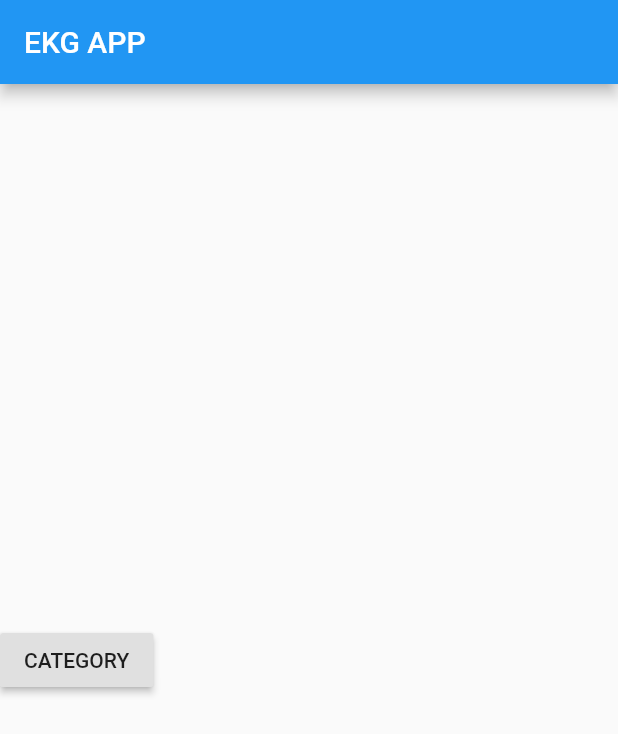
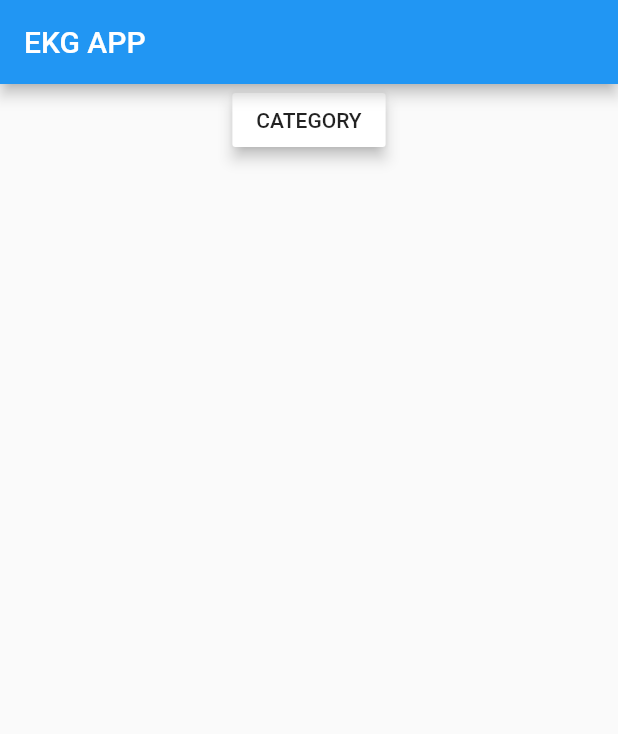
Before and after one commit to madb88/ekg_app_flutter, a Flutter app: the screen it shows after launch, on a phone screen of 412 x 824 dp. Shown: the top 734 px of the screen. Run offline on Flutter 3.47's test engine with Material 2 defaults, Android fonts, the phone set to English and light mode, and no system bars; our stand-ins replace cloud_firestore; accounts and stored records are empty.

Commit message:
fix for ignore

```diff
--- a/lib/category_list.dart
+++ b/lib/category_list.dart
@@ -8,11 +8,15 @@ class CategoryList extends StatelessWidget {
   @override
     Widget build(BuildContext context) {
     return new Scaffold(
-    body: new Column(
+    body: new Container(
+      child: Row(
       mainAxisAlignment: MainAxisAlignment.center,
       children: <Widget>[
         new RaisedButton(
           child: Text('CATEGORY'),
+          color: Colors.white,
+          elevation: 4.0,
+          splashColor: Colors.blueGrey,
           onPressed: () {
             Navigator.push(
               context,
@@ -21,6 +25,7 @@ class CategoryList extends StatelessWidget {
           },
         ),
       ],
+    ),
     ),
   );
 
```
Also changed, not shown: 1 other file.
